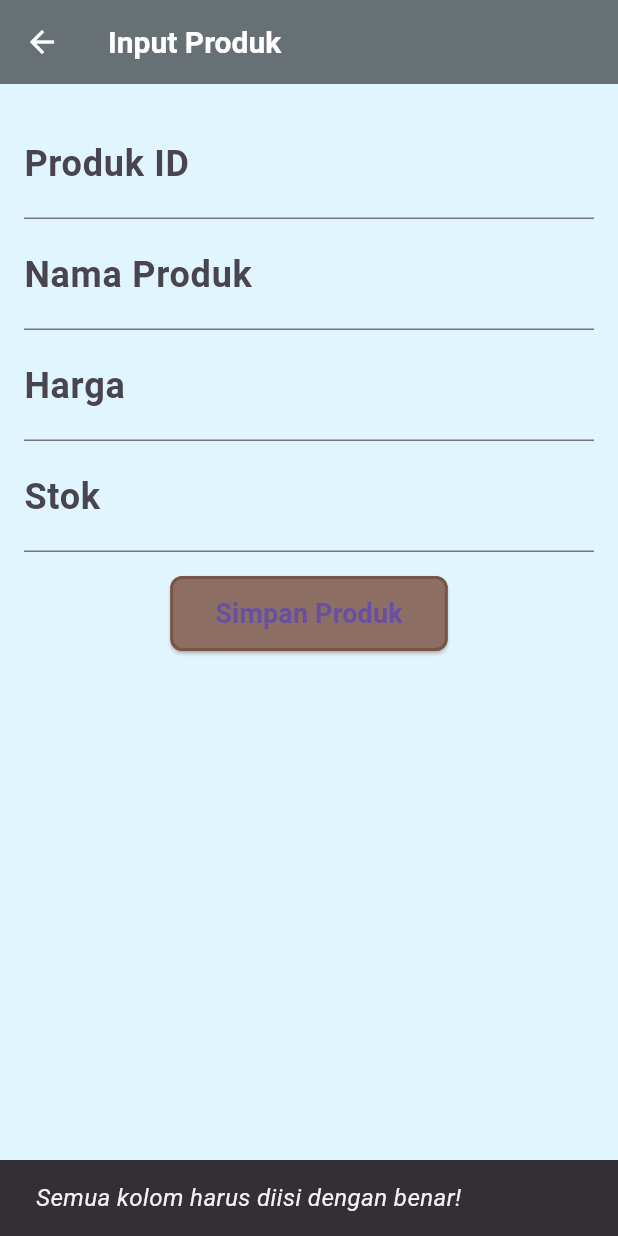
After one commit to dipaanakmbarep/ukk2025, a Flutter app: the TambahProdukPage screen opened directly, after a tap on "Simpan Produk", on a phone screen of 412 x 824 dp. The commit adds this screen. Run offline on Flutter 3.47's test engine with Material 3 defaults, Android fonts, the phone set to English and light mode, and no system bars; our stand-ins replace supabase_flutter; accounts and stored records are empty; Roboto replaces fonts that are missing (Poppins).

Commit message:
crud produk

```diff
--- /dev/null
+++ b/lib/screens/produk.dart
@@ -0,0 +1,60 @@
+import 'package:flutter/material.dart';
+import 'package:supabase_flutter/supabase_flutter.dart';
+
+class ProdukPage extends StatefulWidget {
+  const ProdukPage({Key? key}) : super(key: key);
+
+  @override
+  _ProdukPageState createState() => _ProdukPageState();
+}
+
+class _ProdukPageState extends State<ProdukPage> {
+  final SupabaseClient supabase = Supabase.instance.client;
+  List<Map<String, dynamic>> produkList = [];
+  bool isLoading = false;
+
+  @override
+  void initState() {
+    super.initState();
+    fetchProduk();
+  }
+
+  Future<void> fetchProduk() async {
+    setState(() => isLoading = true);
+    final response = await supabase.from('produk').select();
+    setState(() {
+      produkList = List<Map<String, dynamic>>.from(response);
+      isLoading = false;
+    });
+  }
+
+  @override
+  Widget build(BuildContext context) {
+    return Scaffold(
+      appBar: AppBar(title: const Text('Daftar Produk')),
+      body: isLoading
+          ? const Center(child: CircularProgressIndicator())
+          : produkList.isEmpty
+              ? const Center(child: Text('Belum ada produk', style: TextStyle(fontStyle: FontStyle.italic)))
+              : SingleChildScrollView(
+                  scrollDirection: Axis.horizontal,
+                  child: DataTable(
+                    columns: const [
+                      DataColumn(label: Text('Produk ID')),
+                      DataColumn(label: Text('Nama Produk')),
+                      DataColumn(label: Text('Harga')),
+                      DataColumn(label: Text('Stok')),
+                    ],
+                    rows: produkList.map((produk) {
+                      return DataRow(cells: [
+                        DataCell(Text(produk['produkid'].toString())),
+                        DataCell(Text(produk['namaproduk'])),
+                        DataCell(Text('Rp${produk['harga']}')),
+                        DataCell(Text(produk['stok'].toString())),
+                      ]);
+                    }).toList(),
+                  ),
+                ),
+    );
+  }
+}
--- /dev/null
+++ b/lib/screens/tambahproduk.dart
@@ -0,0 +1,114 @@
+import 'package:flutter/material.dart';
+import 'package:supabase_flutter/supabase_flutter.dart';
+
+class TambahProdukPage extends StatefulWidget {
+  const TambahProdukPage({Key? key}) : super(key: key);
+
+  @override
+  _TambahProdukPageState createState() => _TambahProdukPageState();
+}
+
+class _TambahProdukPageState extends State<TambahProdukPage> {
+  final SupabaseClient supabase = Supabase.instance.client;
+  final TextEditingController produkIdController = TextEditingController();
+  final TextEditingController namaProdukController = TextEditingController();
+  final TextEditingController hargaController = TextEditingController();
+  final TextEditingController stokController = TextEditingController();
+
+  Future<void> tambahProduk() async {
+    final String produkId = produkIdController.text.trim();
+    final String namaProduk = namaProdukController.text.trim();
+    final int? harga = int.tryParse(hargaController.text.trim());
+    final int? stok = int.tryParse(stokController.text.trim());
+
+    // Validasi input kosong
+    if (produkId.isEmpty || namaProduk.isEmpty || harga == null || stok == null) {
+      ScaffoldMessenger.of(context).showSnackBar(
+        const SnackBar(content: Text('Semua kolom harus diisi dengan benar!')),
+      );
+      return;
+    }
+
+    // Validasi harga dan stok harus lebih dari 0
+    if (harga <= 0 || stok < 0) {
+      ScaffoldMessenger.of(context).showSnackBar(
+        const SnackBar(content: Text('Harga harus lebih dari 0 dan stok tidak boleh negatif!')),
+      );
+      return;
+    }
+
+    try {
+      // Cek apakah produkId sudah ada di database
+      final List existingProduct = await supabase
+          .from('produk')
+          .select('produkid')
+          .eq('produkid', produkId);
+
+      if (existingProduct.isNotEmpty) {
+        ScaffoldMessenger.of(context).showSnackBar(
+          const SnackBar(content: Text('Produk ID sudah terdaftar, gunakan ID lain!')),
+        );
+        return;
+      }
+
+      // Simpan data ke Supabase
+      await supabase.from('produk').insert({
+        'produkid': produkId,
+        'namaproduk': namaProduk,
+        'harga': harga,
+        'stok': stok,
+      });
+
+      ScaffoldMessenger.of(context).showSnackBar(
+        const SnackBar(content: Text('Produk berhasil ditambahkan!')),
+      );
+
+      // Bersihkan input setelah berhasil
+      produkIdController.clear();
+      namaProdukController.clear();
+      hargaController.clear();
+      stokController.clear();
+    } catch (error) {
+      ScaffoldMessenger.of(context).showSnackBar(
+        SnackBar(content: Text('Gagal menambahkan produk: $error')),
+      );
+    }
+  }
+
+  @override
+  Widget build(BuildContext context) {
+    return Scaffold(
+      appBar: AppBar(title: const Text('Input Produk')),
+      body: Padding(
+        padding: const EdgeInsets.all(16.0),
+        child: Column(
+          children: [
+            TextField(
+              controller: produkIdController,
+              decoration: const InputDecoration(labelText: 'Produk ID'),
+            ),
+            TextField(
+              controller: namaProdukController,
+              decoration: const InputDecoration(labelText: 'Nama Produk'),
+            ),
+            TextField(
+              controller: hargaController,
+              decoration: const InputDecoration(labelText: 'Harga'),
+              keyboardType: TextInputType.number,
+            ),
+            TextField(
+              controller: stokController,
+              decoration: const InputDecoration(labelText: 'Stok'),
+              keyboardType: TextInputType.number,
+            ),
+            const SizedBox(height: 16),
+            ElevatedButton(
+              onPressed: tambahProduk,
+              child: const Text('Simpan Produk'),
+            ),
+          ],
+        ),
+      ),
+    );
+  }
+}
```
Also changed, not shown: lib/home.dart (+68 -114 lines), lib/screens/daftarproduk.dart (added, +51 -0 lines).
